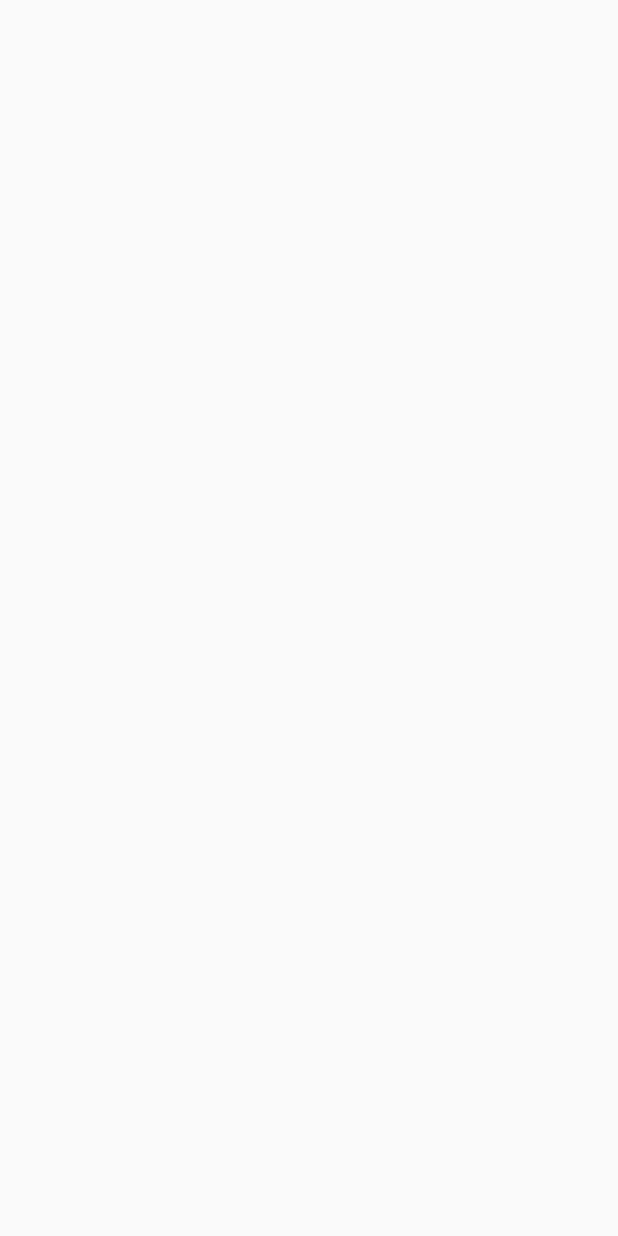
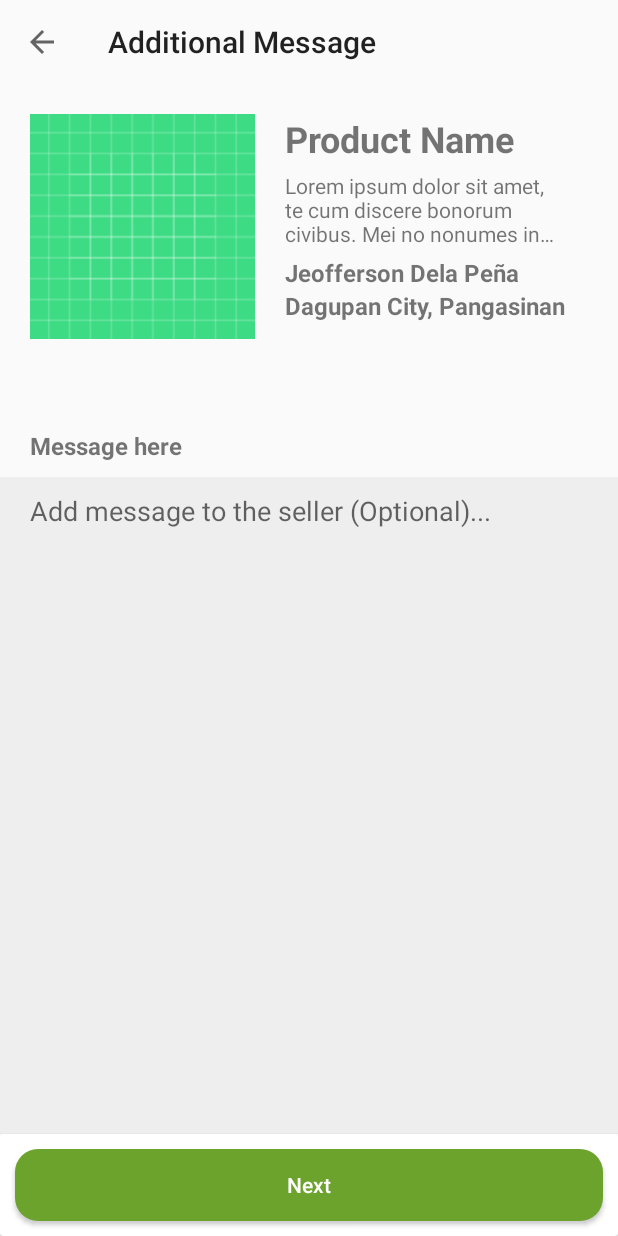
Before and after one commit to Jeofferson/SafeFoodPH, an Android app: the AdditionalMessage screen opened directly, with no data from a screen before it, on a phone screen of 412 x 824 dp. Before the commit the screen is empty. Run offline under Robolectric (Android 15) with nearby library versions, the phone set to English and light mode, and no system bars.

Commit message:
additional message done

```diff
--- a/app/src/main/AndroidManifest.xml
+++ b/app/src/main/AndroidManifest.xml
@@ -13,9 +13,10 @@
         android:supportsRtl="true"
         android:theme="@style/AppTheme"
         android:usesCleartextTraffic="true">
-        <activity android:name=".Activities.ItemsToTrade"></activity>
+        <activity android:name=".Activities.PlaceOrder"></activity>
+        <activity android:name=".Activities.ItemsToTrade" />
         <activity android:name=".Activities.AdditionalMessage" />
-        <activity android:name=".Activities.PaymentMethod" />
+        <activity android:name=".Activities.OrderDetails" />
         <activity android:name=".Activities.MainActivity" />
         <activity android:name=".Activities.Register" />
         <activity android:name=".Activities.LogIn">
--- a/app/src/main/java/com/example/aimhackathonentry/Activities/AdditionalMessage.java
+++ b/app/src/main/java/com/example/aimhackathonentry/Activities/AdditionalMessage.java
@@ -1,16 +1,120 @@
 package com.example.aimhackathonentry.Activities;
 
+import androidx.annotation.NonNull;
 import androidx.appcompat.app.AppCompatActivity;
+import androidx.appcompat.widget.Toolbar;
 
+import android.content.Context;
 import android.os.Bundle;
+import android.view.MenuItem;
+import android.view.View;
+import android.view.inputmethod.InputMethodManager;
+import android.widget.Button;
+import android.widget.EditText;
+import android.widget.LinearLayout;
+import android.widget.TextView;
+import android.widget.Toast;
 
+import com.example.aimhackathonentry.Helpers.NavigationManager;
 import com.example.aimhackathonentry.R;
+import com.example.aimhackathonentry.SessionVariables.SuperGlobals;
 
 public class AdditionalMessage extends AppCompatActivity {
+
+
+    private Toolbar toolbar;
+
+    private LinearLayout layoutAdditionalMessage;
+    private EditText txtAdditionalMessage;
+
+    private Button btnNext;
+
 
     @Override
     protected void onCreate(Bundle savedInstanceState) {
         super.onCreate(savedInstanceState);
         setContentView(R.layout.activity_additional_message);
+
+        setUpToolbar("Additional Message");
+
+        updateViews();
+
     }
+
+
+    @Override
+    public boolean onOptionsItemSelected(@NonNull MenuItem item) {
+
+        switch (item.getItemId()) {
+
+            case android.R.id.home:
+                onBackPressed();
+                return true;
+
+        }
+
+        return super.onOptionsItemSelected(item);
+
+    }
+
+
+    private void setUpToolbar(String title) {
+
+        toolbar = findViewById(R.id.toolbar);
+        setSupportActionBar(toolbar);
+
+        getSupportActionBar().setTitle(title);
+        getSupportActionBar().setDisplayHomeAsUpEnabled(true);
+        getSupportActionBar().setDisplayShowHomeEnabled(true);
+
+    }
+
+
+    private void updateViews() {
+
+        layoutAdditionalMessage = findViewById(R.id.layoutAdditionalMessage);
+        txtAdditionalMessage = findViewById(R.id.txtAdditionalMessage);
+
+        btnNext = findViewById(R.id.btnNext);
+
+        layoutAdditionalMessage.setOnClickListener(new View.OnClickListener() {
+            @Override
+            public void onClick(View v) {
+
+                focusOnTextAdditionalMessage();
+
+            }
+        });
+
+        btnNext.setOnClickListener(new View.OnClickListener() {
+            @Override
+            public void onClick(View v) {
+
+                next();
+
+            }
+        });
+
+    }
+
+
+    private void focusOnTextAdditionalMessage() {
+
+        txtAdditionalMessage.requestFocus();
+
+        InputMethodManager imm = (InputMethodManager) getSystemService(Context.INPUT_METHOD_SERVICE);
+        imm.showSoftInput(txtAdditionalMessage, InputMethodManager.SHOW_IMPLICIT);
+
+    }
+
+
+    private void next() {
+
+        SuperGlobals.additionalMessage = txtAdditionalMessage.getText().toString().trim();
+
+        NavigationManager.goToActivity(AdditionalMessage.this, PlaceOrder.class);
+
+    }
+
+
 }
--- a/app/src/main/java/com/example/aimhackathonentry/Activities/LogIn.java
+++ b/app/src/main/java/com/example/aimhackathonentry/Activities/LogIn.java
@@ -76,7 +76,7 @@ public class LogIn extends AppCompatActivity {
             User user = gson.fromJson(json, User.class);
             SuperGlobals.currentUser = user;
 
-            NavigationManager.goToMainActivity(LogIn.this);
+            NavigationManager.goToActivity(LogIn.this, MainActivity.class);
             finish();
 
         }
@@ -175,7 +175,7 @@ public class LogIn extends AppCompatActivity {
                                 editor.putString(ConstantsSharedPreferences.ONLINE_STATUS, "Online");
                                 editor.commit();
 
-                                NavigationManager.goToMainActivity(LogIn.this);
+                                NavigationManager.goToActivity(LogIn.this, MainActivity.class);
                                 finish();
 
                             } else {
@@ -249,7 +249,7 @@ public class LogIn extends AppCompatActivity {
 
     private void register() {
 
-        NavigationManager.goToRegister(LogIn.this);
+        NavigationManager.goToActivity(LogIn.this, Register.class);
 
     }
 
--- a/app/src/main/java/com/example/aimhackathonentry/Activities/Register.java
+++ b/app/src/main/java/com/example/aimhackathonentry/Activities/Register.java
@@ -176,7 +176,7 @@ public class Register extends AppCompatActivity {
                                 editor.putString(ConstantsSharedPreferences.ONLINE_STATUS, "Online");
                                 editor.commit();
 
-                                NavigationManager.goToMainActivity(Register.this);
+                                NavigationManager.goToActivity(Register.this, MainActivity.class);
                                 finish();
 
                             } else {
--- a/app/src/main/java/com/example/aimhackathonentry/BottomNavigationViewItems/FragmentProfile.java
+++ b/app/src/main/java/com/example/aimhackathonentry/BottomNavigationViewItems/FragmentProfile.java
@@ -12,6 +12,7 @@ import android.view.ViewGroup;
 import android.widget.Button;
 import android.widget.TextView;
 
+import com.example.aimhackathonentry.Activities.LogIn;
 import com.example.aimhackathonentry.Helpers.NavigationManager;
 import com.example.aimhackathonentry.SessionVariables.ConstantsSharedPreferences;
 import com.example.aimhackathonentry.R;
@@ -76,7 +77,7 @@ public class FragmentProfile extends Fragment {
         editor.putString(ConstantsSharedPreferences.ONLINE_STATUS, "");
         editor.commit();
 
-        NavigationManager.goToLogIn(getContext());
+        NavigationManager.goToActivity(getContext(), LogIn.class);
         getActivity().finish();
 
     }
--- a/app/src/main/java/com/example/aimhackathonentry/Fragments/FragmentProduct.java
+++ b/app/src/main/java/com/example/aimhackathonentry/Fragments/FragmentProduct.java
@@ -18,6 +18,7 @@ import android.widget.ProgressBar;
 import android.widget.TextView;
 
 import com.bumptech.glide.Glide;
+import com.example.aimhackathonentry.Activities.OrderDetails;
 import com.example.aimhackathonentry.Helpers.NavigationManager;
 import com.example.aimhackathonentry.ObjectModels.Product;
 import com.example.aimhackathonentry.R;
@@ -147,7 +148,7 @@ public class FragmentProduct extends Fragment {
 
     private void buyNow() {
 
-        NavigationManager.goToPaymentMethod(view.getContext());
+        NavigationManager.goToActivity(view.getContext(), OrderDetails.class);
 
     }
 
--- a/app/src/main/java/com/example/aimhackathonentry/RecyclerViewAdapter/ProductAdapter.java
+++ b/app/src/main/java/com/example/aimhackathonentry/RecyclerViewAdapter/ProductAdapter.java
@@ -12,7 +12,7 @@ import androidx.recyclerview.widget.RecyclerView;
 
 import com.bumptech.glide.Glide;
 import com.example.aimhackathonentry.Fragments.FragmentProduct;
-import com.example.aimhackathonentry.Helpers.FragmentNavigationManager;
+import com.example.aimhackathonentry.Helpers.NavigationManager;
 import com.example.aimhackathonentry.ObjectModels.Product;
 import com.example.aimhackathonentry.R;
 import com.example.aimhackathonentry.SessionVariables.Constants;
@@ -110,7 +110,7 @@ public class ProductAdapter extends RecyclerView.Adapter<ProductAdapter.ProductV
         private void goToFragmentProduct(View view) {
 
             SuperGlobals.currentProduct = productList.get(getAdapterPosition());
-            FragmentNavigationManager.goToFragment(view, Constants.HOME, new FragmentProduct());
+            NavigationManager.goToFragment(view, Constants.HOME, new FragmentProduct());
 
         }
 
--- a/app/src/main/java/com/example/aimhackathonentry/SessionVariables/SuperGlobals.java
+++ b/app/src/main/java/com/example/aimhackathonentry/SessionVariables/SuperGlobals.java
@@ -21,6 +21,8 @@ public class SuperGlobals {
     public static int orderQuantity;
     public static String paymentMethod;
 
+    public static String additionalMessage;
+
     public static LinkedHashMap<String, ArrayList<Fragment>> tabLinkedHashMap = new LinkedHashMap<>();
 
     public static List<Product> productList = new ArrayList<>();
--- a/app/src/main/res/layout/activity_additional_message.xml
+++ b/app/src/main/res/layout/activity_additional_message.xml
@@ -1,9 +1,131 @@
 <?xml version="1.0" encoding="utf-8"?>
-<androidx.constraintlayout.widget.ConstraintLayout xmlns:android="http://schemas.android.com/apk/res/android"
+<RelativeLayout xmlns:android="http://schemas.android.com/apk/res/android"
     xmlns:app="http://schemas.android.com/apk/res-auto"
     xmlns:tools="http://schemas.android.com/tools"
     android:layout_width="match_parent"
     android:layout_height="match_parent"
     tools:context=".Activities.AdditionalMessage">
 
-</androidx.constraintlayout.widget.ConstraintLayout>
+    <include
+        android:id="@+id/toolbar"
+        layout="@layout/toolbar"/>
+
+    <LinearLayout
+        android:layout_below="@id/toolbar"
+        android:layout_above="@id/layoutNext"
+        android:layout_width="match_parent"
+        android:layout_height="match_parent"
+        android:orientation="vertical">
+
+        <LinearLayout
+            android:layout_marginBottom="20dp"
+            android:layout_width="match_parent"
+            android:layout_height="wrap_content"
+            android:orientation="horizontal">
+
+            <ImageView
+                android:id="@+id/imgDisplayPicture"
+                android:layout_margin="20dp"
+                android:layout_width="150dp"
+                android:layout_height="150dp"
+                android:scaleType="centerCrop"
+                android:src="@drawable/ic_launcher_background"/>
+
+            <LinearLayout
+                android:layout_marginTop="20dp"
+                android:layout_marginEnd="20dp"
+                android:layout_width="0dp"
+                android:layout_height="wrap_content"
+                android:layout_weight="1"
+                android:orientation="vertical">
+
+                <TextView
+                    android:id="@+id/lblProductName"
+                    android:layout_marginBottom="5dp"
+                    android:layout_width="wrap_content"
+                    android:layout_height="wrap_content"
+                    android:textSize="24sp"
+                    android:textStyle="bold"
+                    android:text="Product Name"/>
+
+                <TextView
+                    android:id="@+id/lblDescription"
+                    android:layout_marginEnd="20dp"
+                    android:layout_marginBottom="5dp"
+                    android:layout_width="match_parent"
+                    android:layout_height="wrap_content"
+                    android:maxLines="3"
+                    android:ellipsize="end"
+                    android:text="@string/dummyText"/>
+
+                <TextView
+                    android:id="@+id/lblFullName"
+                    android:layout_width="match_parent"
+                    android:layout_height="wrap_content"
+                    android:textSize="16sp"
+                    android:textStyle="bold"
+                    android:text="Jeofferson Dela Peña"/>
+
+                <TextView
+                    android:id="@+id/lblAddress"
+                    android:layout_width="match_parent"
+                    android:layout_height="wrap_content"
+                    android:textSize="16sp"
+                    android:textStyle="bold"
+                    android:text="Dagupan City, Pangasinan"/>
+
+            </LinearLayout>
+
+        </LinearLayout>
+
+        <TextView
+            android:layout_marginTop="20dp"
+            android:layout_marginStart="20dp"
+            android:layout_marginEnd="20dp"
+            android:layout_marginBottom="10dp"
+            android:layout_width="wrap_content"
+            android:layout_height="wrap_content"
+            android:textSize="16sp"
+            android:textStyle="bold"
+            android:text="Message here"/>
+
+        <LinearLayout
+            android:id="@+id/layoutAdditionalMessage"
+            android:layout_width="match_parent"
+            android:layout_height="match_parent"
+            android:background="@color/gray1">
+
+            <EditText
+                android:id="@+id/txtAdditionalMessage"
+                android:layout_marginTop="10dp"
+                android:layout_marginStart="20dp"
+                android:layout_marginEnd="20dp"
+                android:layout_marginBottom="10dp"
+                android:layout_width="match_parent"
+                android:layout_height="wrap_content"
+                android:background="@null"
+                android:hint="Add message to the seller (Optional)..."/>
+
+        </LinearLayout>
+
+    </LinearLayout>
+
+    <androidx.cardview.widget.CardView
+        android:id="@+id/layoutNext"
+        android:layout_alignParentBottom="true"
+        android:layout_width="match_parent"
+        android:layout_height="wrap_content">
+
+        <Button
+            android:id="@+id/btnNext"
+            android:layout_margin="10dp"
+            android:layout_width="match_parent"
+            android:layout_height="match_parent"
+            android:background="@drawable/my_button_1"
+            android:textAllCaps="false"
+            android:textColor="@color/white"
+            android:text="Next"/>
+
+    </androidx.cardview.widget.CardView>
+
+</RelativeLayout>
--- a/app/src/main/res/values/colors.xml
+++ b/app/src/main/res/values/colors.xml
@@ -16,4 +16,6 @@
     <color name="theme4">#6BA32D</color>
     <color name="theme5">#547A1D</color>
     <color name="theme6">#3B5C0A</color>
+
+    <color name="gray1">#EEEEEE</color>
 </resources>
```
Also changed, not shown: app/src/main/java/com/example/aimhackathonentry/Activities/OrderDetails.java (renamed from app/src/main/java/com/example/aimhackathonentry/Activities/PaymentMethod.java, +16 -6 lines), app/src/main/java/com/example/aimhackathonentry/Activities/PlaceOrder.java (added, +16 -0 lines), app/src/main/java/com/example/aimhackathonentry/Helpers/FragmentNavigationManager.java (deleted, +0 -31 lines), app/src/main/java/com/example/aimhackathonentry/Helpers/NavigationManager.java (+19 -23 lines), app/src/main/res/layout/activity_order_details.xml (renamed from app/src/main/res/layout/activity_payment_method.xml, +4 -6 lines), app/src/main/res/layout/activity_place_order.xml (added, +9 -0 lines).
